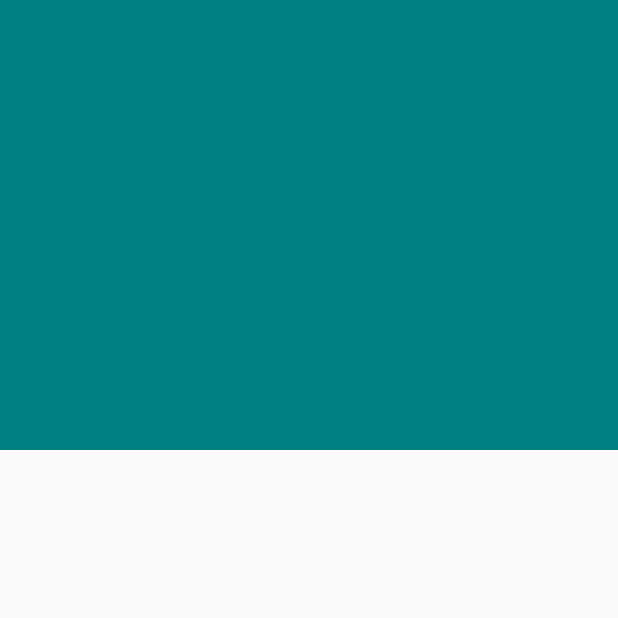
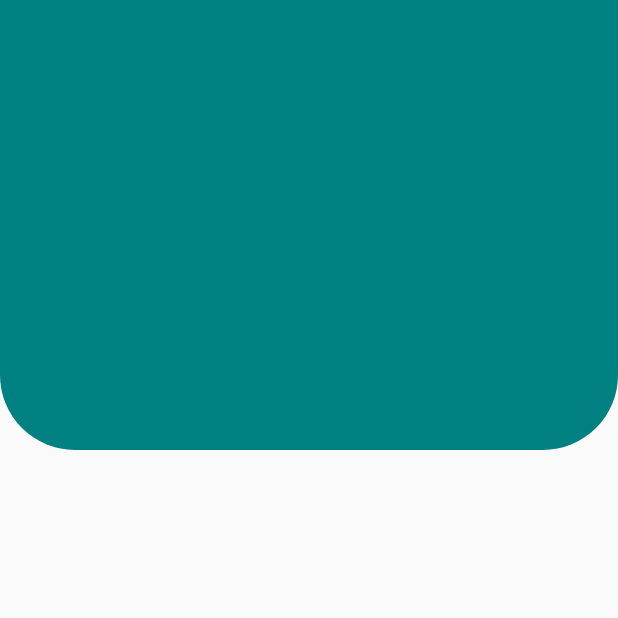
Before and after one commit to samuelmh96/header-design, a Flutter app: the screen it shows after launch, on a phone screen of 412 x 824 dp, the top half of it. Run offline on Flutter 3.47's test engine with Material 2 defaults, Android fonts, the phone set to English and light mode, and no system bars.

Commit message:
header bordes redondeados

```diff
--- a/lib/src/pages/headers_page.dart
+++ b/lib/src/pages/headers_page.dart
@@ -6,6 +6,6 @@
 
   @override
   Widget build(BuildContext context) {
-    return const Scaffold(body: HeaderCuadrado());
+    return const Scaffold(body: HeaderBordeRedondeado());
   }
 }
--- a/lib/src/widgets/headers.dart
+++ b/lib/src/widgets/headers.dart
@@ -11,3 +11,19 @@
     );
   }
 }
+
+class HeaderBordeRedondeado extends StatelessWidget {
+  const HeaderBordeRedondeado({Key? key}) : super(key: key);
+
+  @override
+  Widget build(BuildContext context) {
+    return Container(
+      height: 300,
+      decoration: const BoxDecoration(
+          color: Color(0xff008080),
+          borderRadius: BorderRadius.only(
+              bottomLeft: Radius.circular(50),
+              bottomRight: Radius.circular(50))),
+    );
+  }
+}
```
